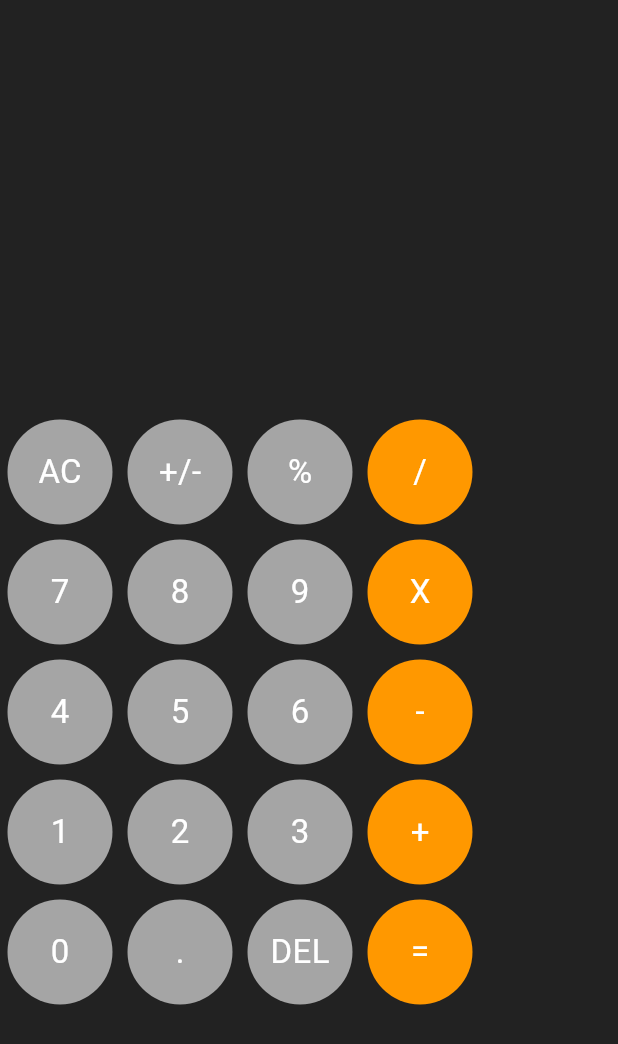
After one commit to Muzamil995/flutter_bootcamp_2026, a Flutter app: the CalculatorApp screen opened directly, on a phone screen of 412 x 824 dp. The commit adds this screen. Shown: the top 1044 px of the screen. Run offline on Flutter 3.47's test engine with Material 3 defaults, Android fonts, the phone set to English and light mode, and no system bars; our stand-ins replace image_picker, math_expressions.

Commit message:
session six

```diff
--- a/lib/main.dart
+++ b/lib/main.dart
@@ -1,5 +1,8 @@
 import 'package:flutter/material.dart';
+import 'package:flutter_bootcamp_two/session_five/calculator_app.dart';
 import 'package:flutter_bootcamp_two/session_four/session_four.dart';
+import 'package:flutter_bootcamp_two/session_six/image_picker_screen.dart';
+import 'package:flutter_bootcamp_two/session_six/session_six.dart';
 import 'package:flutter_bootcamp_two/session_three/session_three.dart';
 
 void main() {
@@ -16,7 +19,7 @@ class MyCode extends StatelessWidget {
       //navigation
       //parent widget
       debugShowCheckedModeBanner: false,
-      home: SessionFour(),
+      home: ImagePickerScreen(),
 
       //  Scaffold(
       //    //appbar
--- /dev/null
+++ b/lib/session_five/calculator_app.dart
@@ -0,0 +1,285 @@
+import 'package:flutter/material.dart';
+import 'package:math_expressions/math_expressions.dart';
+
+class CalculatorApp extends StatefulWidget {
+  const CalculatorApp({super.key});
+
+  @override
+  State<CalculatorApp> createState() => _CalculatorAppState();
+}
+
+class _CalculatorAppState extends State<CalculatorApp> {
+  var userInput = "";
+  var answer = "";
+  @override
+  Widget build(BuildContext context) {
+    return Scaffold(
+      backgroundColor: Colors.black87,
+      body: SafeArea(
+        child: Column(
+          children: [
+            Expanded(
+              child: Padding(
+                padding: const EdgeInsets.only(top: 50.0, right: 5),
+                child: Align(
+                  alignment: Alignment.bottomRight,
+                  child: Column(
+                    children: [
+                      Text(
+                        userInput.toString(),
+                        style: TextStyle(color: Colors.white, fontSize: 30),
+                      ),
+                      Text(
+                        answer.toString(),
+                        style: TextStyle(color: Colors.white, fontSize: 30),
+                      ),
+                    ],
+                  ),
+                ),
+              ),
+            ),
+            Expanded(
+              flex: 2,
+              child: Column(
+                children: [
+                  Row(
+                    children: [
+                      MyButton(
+                        title: "AC",
+                        color: Color(0xffa5a5a5),
+                        onpress: () {
+                          userInput = '';
+                          answer = '';
+                          setState(() {});
+                        },
+                      ),
+                      MyButton(
+                        title: "+/-",
+                        color: Color(0xffa5a5a5),
+                        onpress: () {
+                          userInput += '+/-';
+                          setState(() {});
+                        },
+                      ),
+                      MyButton(
+                        title: "%",
+                        color: Color(0xffa5a5a5),
+                        onpress: () {
+                          userInput += '%';
+                          setState(() {});
+                        },
+                      ),
+                      MyButton(
+                        title: "/",
+                        color: Colors.orange,
+                        onpress: () {
+                          userInput += '/';
+                          setState(() {});
+                        },
+                      ),
+                    ],
+                  ),
+
+                  Row(
+                    children: [
+                      MyButton(
+                        title: "7",
+                        color: Color(0xffa5a5a5),
+                        onpress: () {
+                          userInput += '7';
+                          setState(() {});
+                        },
+                      ),
+                      MyButton(
+                        title: "8",
+                        color: Color(0xffa5a5a5),
+                        onpress: () {
+                          userInput += '8';
+                          setState(() {});
+                        },
+                      ),
+                      MyButton(
+                        title: "9",
+                        color: Color(0xffa5a5a5),
+                        onpress: () {
+                          userInput += '9';
+                          setState(() {});
+                        },
+                      ),
+                      MyButton(
+                        title: "X",
+                        color: Colors.orange,
+                        onpress: () {
+                          userInput += 'x';
+                          setState(() {});
+                        },
+                      ),
+                    ],
+                  ),
+
+                  Row(
+                    children: [
+                      MyButton(
+                        title: "4",
+                        color: Color(0xffa5a5a5),
+                        onpress: () {
+                          userInput += '4';
+                          setState(() {});
+                        },
+                      ),
+                      MyButton(
+                        title: "5",
+                        color: Color(0xffa5a5a5),
+                        onpress: () {
+                          userInput += '5';
+                          setState(() {});
+                        },
+                      ),
+                      MyButton(
+                        title: "6",
+                        color: Color(0xffa5a5a5),
+                        onpress: () {
+                          userInput += '6';
+                          setState(() {});
+                        },
+                      ),
+                      MyButton(
+                        title: "-",
+                        color: Colors.orange,
+                        onpress: () {
+                          userInput += '-';
+                          setState(() {});
+                        },
+                      ),
+                    ],
+                  ),
+
+                  Row(
+                    children: [
+                      MyButton(
+                        title: "1",
+                        color: Color(0xffa5a5a5),
+                        onpress: () {
+                          userInput += '1';
+                          setState(() {});
+                        },
+                      ),
+                      MyButton(
+                        title: "2",
+                        color: Color(0xffa5a5a5),
+                        onpress: () {
+                          userInput += '2';
+                          setState(() {});
+                        },
+                      ),
+                      MyButton(
+                        title: "3",
+                        color: Color(0xffa5a5a5),
+                        onpress: () {
+                          userInput += '3';
+                          setState(() {});
+                        },
+                      ),
+                      MyButton(
+                        title: "+",
+                        color: Colors.orange,
+                        onpress: () {
+                          userInput += '+';
+                          setState(() {});
+                        },
+                      ),
+                    ],
+                  ),
+
+                  Row(
+                    children: [
+                      MyButton(
+                        title: "0",
+                        color: Color(0xffa5a5a5),
+                        onpress: () {
+                          userInput += '0';
+                          setState(() {});
+                        },
+                      ),
+                      MyButton(
+                        title: ".",
+                        color: Color(0xffa5a5a5),
+                        onpress: () {
+                          userInput += '.';
+                          setState(() {});
+                        },
+                      ),
+                      MyButton(
+                        title: "DEL",
+                        color: Color(0xffa5a5a5),
+                        onpress: () {
+                          userInput = userInput.substring(
+                            0,
+                            userInput.length - 1,
+                          );
+                          setState(() {});
+                        },
+                      ),
+                      MyButton(
+                        title: "=",
+                        color: Colors.orange,
+                        onpress: () {
+                          equalPress();
+                          setState(() {});
+                        },
+                      ),
+                    ],
+                  ),
+                ],
+              ),
+            ),
+          ],
+        ),
+      ),
+    );
+  }
+
+  void equalPress() {
+    String finalUserInput = userInput;
+    finalUserInput = finalUserInput.replaceAll('x', '*');
+
+    Parser p = Parser();
+    Expression expression = p.parse(finalUserInput);
+    ContextModel contextModel = ContextModel();
+    double eval = expression.evaluate(EvaluationType.REAL, contextModel);
+    answer = eval.toString();
+  }
+}
+
+class MyButton extends StatelessWidget {
+  String title;
+  Color color;
+  VoidCallback onpress;
+  MyButton({
+    super.key,
+    required this.title,
+    required this.color,
+    required this.onpress,
+  });
+
+  @override
+  Widget build(BuildContext context) {
+    return InkWell(
+      onTap: onpress,
+      child: Padding(
+        padding: const EdgeInsets.all(5.0),
+        child: Container(
+          width: 70,
+          height: 70,
+          decoration: BoxDecoration(shape: BoxShape.circle, color: color),
+          child: Center(
+            child: Text(
+              title,
+              style: TextStyle(color: Colors.white, fontSize: 22),
+            ),
+          ),
+        ),
+      ),
+    );
+  }
+}
--- a/pubspec.yaml
+++ b/pubspec.yaml
@@ -34,6 +34,8 @@ dependencies:
   # The following adds the Cupertino Icons font to your application.
   # Use with the CupertinoIcons class for iOS style icons.
   cupertino_icons: ^1.0.8
+  math_expressions: ^3.1.0
+  image_picker: ^1.2.1
 
 dev_dependencies:
   flutter_test:
```
Also changed, not shown: lib/session_six/image_picker_screen.dart (added, +55 -0 lines), lib/session_six/product.dart (added, +14 -0 lines), lib/session_six/session_six.dart (added, +83 -0 lines), pubspec.lock, 3 other files.
